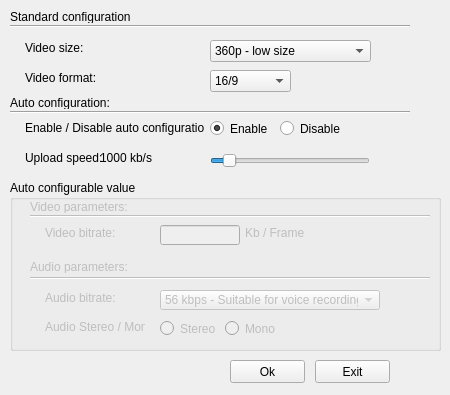
Above: streamingparametersconfigurationwindow.ui from M0dM/StreaMe before the change. Below: the same form after it.
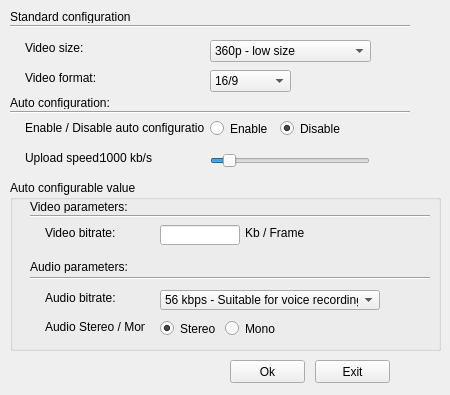
That is the form after the change.

Commit message: modifing the platformselectionwindow.cpp and .h to save the attibutes into the project file when the ok button is clicked and getting these attributes when the window is loading

```diff
--- a/streamingparametersconfigurationwindow.ui
+++ b/streamingparametersconfigurationwindow.ui
@@ -109,7 +109,7 @@
     <string>Enable</string>
    </property>
    <property name="checked">
-    <bool>true</bool>
+    <bool>false</bool>
    </property>
   </widget>
   <widget class="QRadioButton" name="disableAutoConfigurationRadioButton">
@@ -124,6 +124,9 @@
    <property name="text">
     <string>Disable</string>
    </property>
+   <property name="checked">
+    <bool>true</bool>
+   </property>
   </widget>
   <widget class="QLabel" name="uploadSpeedValueLabel">
    <property name="geometry">
@@ -210,6 +213,9 @@
    </item>
   </widget>
   <widget class="QGroupBox" name="groupBox">
+   <property name="enabled">
+    <bool>true</bool>
+   </property>
    <property name="geometry">
     <rect>
      <x>10</x>
@@ -223,7 +229,7 @@
    </property>
    <widget class="QLabel" name="videoParametersLabel">
     <property name="enabled">
-     <bool>false</bool>
+     <bool>true</bool>
     </property>
     <property name="geometry">
      <rect>
@@ -239,7 +245,7 @@
    </widget>
    <widget class="QRadioButton" name="monoRadioButton">
     <property name="enabled">
-     <bool>false</bool>
+     <bool>true</bool>
     </property>
     <property name="geometry">
      <rect>
@@ -255,7 +261,7 @@
    </widget>
    <widget class="QLabel" name="videoBitrateMetricLabel">
     <property name="enabled">
-     <bool>false</bool>
+     <bool>true</bool>
     </property>
     <property name="geometry">
      <rect>
@@ -271,7 +277,7 @@
    </widget>
    <widget class="QLineEdit" name="videoBitrateLineEdit">
     <property name="enabled">
-     <bool>false</bool>
+     <bool>true</bool>
     </property>
     <property name="geometry">
      <rect>
@@ -284,7 +290,7 @@
    </widget>
    <widget class="QLabel" name="audioParametersLabel">
     <property name="enabled">
-     <bool>false</bool>
+     <bool>true</bool>
     </property>
     <property name="geometry">
      <rect>
@@ -300,7 +306,7 @@
    </widget>
    <widget class="QLabel" name="audioBitrateLabel">
     <property name="enabled">
-     <bool>false</bool>
+     <bool>true</bool>
     </property>
     <property name="geometry">
      <rect>
@@ -316,7 +322,7 @@
    </widget>
    <widget class="QLabel" name="audioStereoMonoLabel">
     <property name="enabled">
-     <bool>false</bool>
+     <bool>true</bool>
     </property>
     <property name="geometry">
      <rect>
@@ -332,7 +338,7 @@
    </widget>
    <widget class="QRadioButton" name="stereoRadioButton">
     <property name="enabled">
-     <bool>false</bool>
+     <bool>true</bool>
     </property>
     <property name="geometry">
      <rect>
@@ -345,10 +351,13 @@
     <property name="text">
      <string>Stereo</string>
     </property>
+    <property name="checked">
+     <bool>true</bool>
+    </property>
    </widget>
    <widget class="Line" name="line3">
     <property name="enabled">
-     <bool>false</bool>
+     <bool>true</bool>
     </property>
     <property name="geometry">
      <rect>
@@ -364,7 +373,7 @@
    </widget>
    <widget class="QLabel" name="videoBitrateLabel">
     <property name="enabled">
-     <bool>false</bool>
+     <bool>true</bool>
     </property>
     <property name="geometry">
      <rect>
@@ -380,7 +389,7 @@
    </widget>
    <widget class="Line" name="line2">
     <property name="enabled">
-     <bool>false</bool>
+     <bool>true</bool>
     </property>
     <property name="geometry">
      <rect>
@@ -396,7 +405,7 @@
    </widget>
    <widget class="QComboBox" name="audioBitrateComboBox">
     <property name="enabled">
-     <bool>false</bool>
+     <bool>true</bool>
     </property>
     <property name="geometry">
      <rect>
```
The commit also changes 5 other files.
